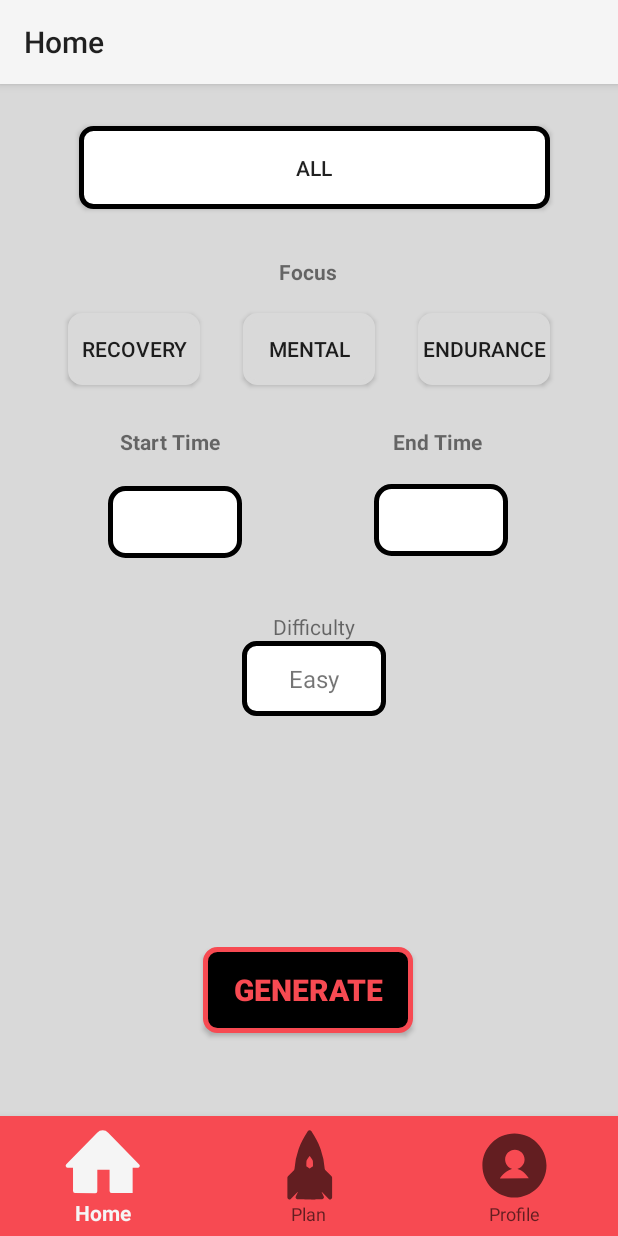
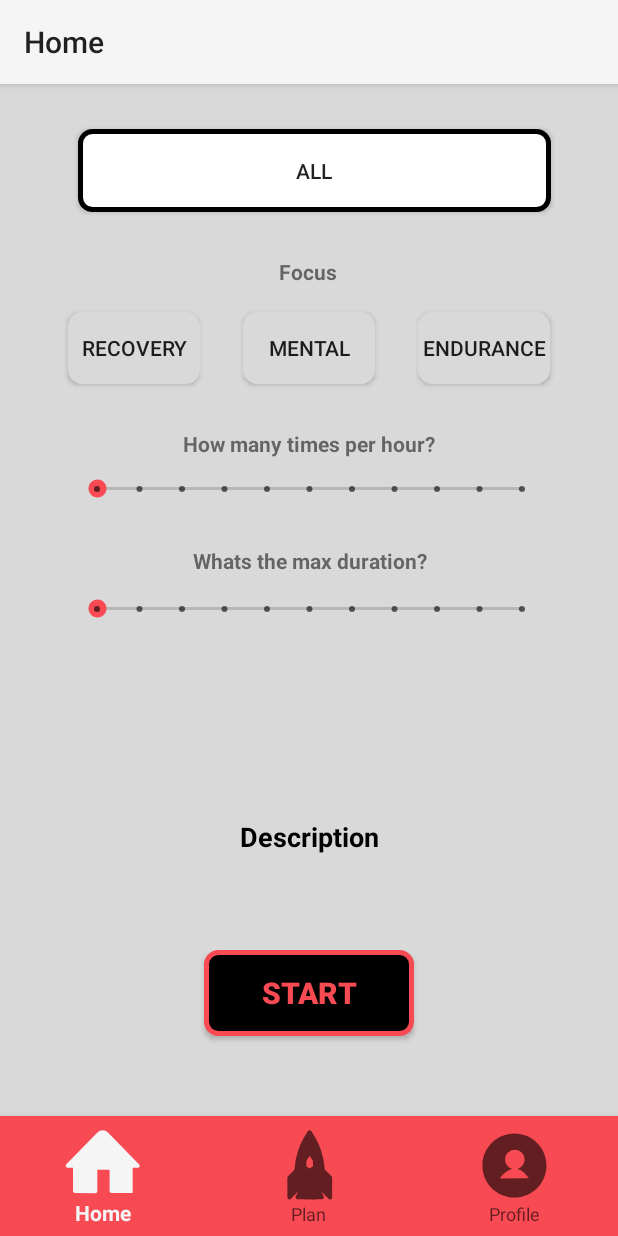
Before and after one commit to Luisob95/TeamTwoProject, an Android app: the fragment Plan_Rand_Frag placed in its activity, on a phone screen of 412 x 824 dp. Run offline under Robolectric (Android 15) with nearby library versions, the phone set to English and light mode, and no system bars; our stand-ins replace navigation-ui.

Commit message:
A total change in the logic of the random generator instead of asking the user for a time frame it and generating a plan for that time it will now be a toggle on and generate randomly while active its not fully functional yet

```diff
--- a/app/src/main/java/com/example/myapplication/fragments/plan/Plan_Rand_Frag.java
+++ b/app/src/main/java/com/example/myapplication/fragments/plan/Plan_Rand_Frag.java
@@ -1,133 +1,79 @@
 package com.example.myapplication.fragments.plan;
-import android.os.Build;
 import android.os.Bundle;
-import android.text.InputType;
 import android.view.LayoutInflater;
 import android.view.View;
 import android.view.ViewGroup;
-import android.widget.ArrayAdapter;
-import android.widget.Button;
-import android.widget.EditText;
-import android.widget.LinearLayout;
-import android.widget.Spinner;
+import android.widget.SeekBar;
 import android.widget.TextView;
 import android.widget.ToggleButton;
 import androidx.fragment.app.Fragment;
 import com.example.myapplication.R;
-import com.example.myapplication.UserManager;
-
+import com.example.myapplication.RandomizerSettings;
 
 public class Plan_Rand_Frag extends Fragment {
-    // Varriables
-    private Spinner spnDifficulty;
-    private EditText textFrequency;
-    private EditText textDuration;
-
-
     @Override
     public View onCreateView(LayoutInflater inflater, ViewGroup container, Bundle savedInstanceState) {
-        // Load Layout
+        // Initializers
         View view = inflater.inflate(R.layout.plan_rand_layout, container, false);
-        // Initializers
+        TextView description = view.findViewById(R.id.exerciseGeneraterDescription);
         ToggleButton togRandom = view.findViewById(R.id.toggle_btn);
-        LinearLayout dynamicLayout = view.findViewById(R.id.linearLayout);
         ToggleButton togRecovery = view.findViewById(R.id.tog_ExerciseType_Recovery);
         ToggleButton togMental = view.findViewById(R.id.tog_ExerciseType_Mental);
         ToggleButton togEndurance = view.findViewById(R.id.tog_ExerciseType_Endurance);
-        EditText editStartTime = view.findViewById(R.id.editTextStartTime);
-        EditText editEndTime = view.findViewById(R.id.editTextEndTime);
-        Button btnGenerate = view.findViewById(R.id.btnGenerate);
-        spnDifficulty = new Spinner(requireContext());
-        textFrequency = new EditText(requireContext());
-        textDuration = new EditText(requireContext());
-        createDifficultyBtn(dynamicLayout);
+        SeekBar seekFreq = view.findViewById(R.id.timePerHour);
+        SeekBar seekDur = view.findViewById(R.id.duration);
         // Listeners
-        // TogRandom Changes the dynamic Layout Adding or subtracking Buttons depending on the toggle state
-        togRandom.setOnCheckedChangeListener((buttonView, isChecked) -> {
-            dynamicLayout.removeAllViews();
-            if (isChecked) {
-                createDifficultyBtn(dynamicLayout);
+        // Have no Idea what to do may just make this menu the only thing on the randomizer
+        togRandom.setOnClickListener(v -> {/* Check Value if statement on boolean*/});
+        // Recovery Toggle
+        togRecovery.setOnClickListener(v -> { RandomizerSettings.setRecovery(togRecovery.isChecked()); });
+        // Mental Toggle
+        togMental.setOnClickListener(v -> { RandomizerSettings.setMental(togMental.isChecked()); });
+        // Endurance Toggle
+        togEndurance.setOnClickListener(v -> { RandomizerSettings.setEndurance(togEndurance.isChecked()); });
+        seekFreq.setOnSeekBarChangeListener(new SeekBar.OnSeekBarChangeListener() {
+            @Override
+            public void onProgressChanged(SeekBar seekBar, int progress, boolean fromUser) {
+                if(seekFreq.getProgress() != 0 || seekDur.getProgress() != 0) {
+                    seekImpossible(seekFreq, seekDur);
+                }
             }
-            else {
-                createTimeSettingsButton(dynamicLayout);
+            @Override
+            public void onStartTrackingTouch(SeekBar seekBar) {
+            }
+            @Override
+            public void onStopTrackingTouch(SeekBar seekBar) {
+                seekSaver(seekFreq,seekDur,description);
             }
         });
-        // Generate call Generate method
-        btnGenerate.setOnClickListener(v -> {
-          Object[] saved  =randomizerSaver(togRandom, togRecovery, togMental, togEndurance, editStartTime, editEndTime, spnDifficulty, textFrequency, textDuration);
-            if (Build.VERSION.SDK_INT >= Build.VERSION_CODES.O) {
-                UserManager.generatePlan(saved);
+        seekDur.setOnSeekBarChangeListener(new SeekBar.OnSeekBarChangeListener() {
+            @Override
+            public void onProgressChanged(SeekBar seekBar, int progress, boolean fromUser) {
+                if(seekDur.getProgress() != 0 || seekFreq.getProgress() != 0) {
+                    seekImpossible(seekDur, seekFreq);
+                }
+            }
+            @Override
+            public void onStartTrackingTouch(SeekBar seekBar) {
+            }
+            @Override
+            public void onStopTrackingTouch(SeekBar seekBar) {
+                seekSaver(seekFreq,seekDur,description);
+
             }
         });
+
         return view;
-
     }
     // Methods
-    // For the dynamic Layout if toggle is true
-    public void createDifficultyBtn(LinearLayout btnLayout) {
-        TextView labelDifficulty = new TextView(requireContext());
-        labelDifficulty.setText("Difficulty");
-        labelDifficulty.setTextAlignment(View.TEXT_ALIGNMENT_CENTER);
-        btnLayout.addView(labelDifficulty);
-        String[] items = {"Easy", "Medium", "Hard", "Nightmare"};
-        ArrayAdapter<String> adapter = new ArrayAdapter<>(requireContext(), R.layout.customspinner, items);
-        spnDifficulty.setAdapter(adapter);
-        spnDifficulty.setBackgroundResource(R.drawable.rounded_spinner);
-        btnLayout.addView(spnDifficulty);
+    public void seekImpossible(SeekBar moved, SeekBar notMoved) {
+        while (moved.getProgress() * notMoved.getProgress() > 60) {
+            notMoved.setProgress(notMoved.getProgress() - 1);
+        }
     }
-    // For the dynamic Layout if toggle is false
-    public void createTimeSettingsButton(LinearLayout btnLayout) {
-        TextView labelFrequency = new TextView(requireContext());
-        labelFrequency.setTextAlignment(View.TEXT_ALIGNMENT_CENTER);
-        labelFrequency.setText("Frequency");
-        btnLayout.addView(labelFrequency);
-        textFrequency.setInputType(InputType.TYPE_CLASS_NUMBER);
-        textFrequency.setBackgroundResource(R.drawable.rounded_spinner);
-        btnLayout.addView(textFrequency);
-        TextView labelDuration = new TextView(requireContext());
-        labelDuration.setText("Duration");
-        btnLayout.addView(labelDuration);
-        textDuration.setInputType(InputType.TYPE_CLASS_NUMBER);
-        textDuration.setBackgroundResource(R.drawable.rounded_spinner);
-        labelDuration.setTextAlignment(View.TEXT_ALIGNMENT_CENTER);
-        btnLayout.addView(textDuration);
-    }
-// Main Random Generator                             1                     2                        3                         4                       5                        6                    7                       8                       9
-    public Object[] randomizerSaver(ToggleButton togRandom, ToggleButton togRecovery, ToggleButton togMental, ToggleButton togEndurance, EditText textStartTime, EditText textEndTime, Spinner spnDifficulty, EditText textFrequency, EditText textDuration) {
-        Object[] saved = {0,0,0,0,0,0,0,0,0};
-        // Toggle state checks for the Exercise types
-        if(togRecovery.isChecked()){
-            saved[1] = 1;
-        }
-        if(togMental.isChecked()){
-            saved[2] = 1;
-        }
-        if(togEndurance.isChecked()){
-            saved[3] = 1;
-        }
-        // Time Saver
-        saved[4] = textStartTime.getText();
-        saved[5] = textEndTime.getText();
-        // Variation toggle check
-        if(togRandom.isChecked()){
-            saved[0] = 1;
-            if(spnDifficulty.getSelectedItem() == "Easy"){
-                saved[6] = 1;
-            }
-            else if(spnDifficulty.getSelectedItem() == "Medium"){
-                saved[6] = 2;
-            }
-            else if(spnDifficulty.getSelectedItem() == "Hard"){
-                saved[6] = 3;
-            }
-            else{
-                saved[6]= 4;
-            }
-        }
-        else{
-            saved[7] =Integer.parseInt(String.valueOf(textFrequency));
-            saved[8] =Integer.parseInt(String.valueOf(textDuration));
-        }
-        return saved;
+    public void seekSaver(SeekBar freq, SeekBar dur, TextView desc){
+        RandomizerSettings.setFrequency(freq.getProgress());
+        RandomizerSettings.setDuration(dur.getProgress());
+        desc.setText(freq.getProgress() + " breaks per hour at a max duration of " + dur.getProgress()+"min");
     }
 }
--- a/app/src/main/res/layout/plan_rand_layout.xml
+++ b/app/src/main/res/layout/plan_rand_layout.xml
@@ -8,9 +8,9 @@
 
     <ToggleButton
         android:id="@+id/toggle_btn"
-        android:layout_width="314dp"
+        android:layout_width="315dp"
         android:layout_height="55dp"
-        android:layout_marginTop="28dp"
+        android:layout_marginTop="30dp"
         android:background="@drawable/rounded_button"
         android:checked="true"
         android:contentDescription="@string/home_screen_background"
@@ -27,7 +27,7 @@
         android:layout_width="wrap_content"
         android:layout_height="wrap_content"
         android:layout_marginStart="16dp"
-        android:layout_marginTop="16dp"
+        android:layout_marginTop="15dp"
         android:background="@drawable/rounded_toggle"
         android:checked="false"
         android:contentDescription="@string/home_screen_background"
@@ -42,7 +42,7 @@
         android:id="@+id/tog_ExerciseType_Mental"
         android:layout_width="wrap_content"
         android:layout_height="wrap_content"
-        android:layout_marginTop="16dp"
+        android:layout_marginTop="15dp"
         android:background="@drawable/rounded_toggle"
         android:checked="false"
         android:contentDescription="@string/home_screen_background"
@@ -57,7 +57,7 @@
         android:id="@+id/tog_ExerciseType_Endurance"
         android:layout_width="wrap_content"
         android:layout_height="wrap_content"
-        android:layout_marginTop="16dp"
+        android:layout_marginTop="15dp"
         android:background="@drawable/rounded_toggle"
         android:checked="false"
         android:contentDescription="@string/home_screen_background"
@@ -69,65 +69,11 @@
         app:layout_constraintStart_toEndOf="@+id/tog_ExerciseType_Mental"
         app:layout_constraintTop_toBottomOf="@+id/labelTextFocus" />
 
-    <EditText
-        android:id="@+id/editTextStartTime"
-        android:layout_width="89dp"
-        android:layout_height="48dp"
-        android:layout_marginTop="20dp"
-        android:background="@drawable/rounded_edittext"
-        android:ems="10"
-        android:inputType="time"
-        app:layout_constraintEnd_toStartOf="@+id/editTextEndTime"
-        app:layout_constraintHorizontal_bias="0.45"
-        app:layout_constraintStart_toStartOf="parent"
-        app:layout_constraintTop_toBottomOf="@+id/labelTextStartTime"
-        tools:ignore="LabelFor" />
-
-    <EditText
-        android:id="@+id/editTextEndTime"
-        android:layout_width="89dp"
-        android:layout_height="48dp"
-        android:layout_marginTop="16dp"
-        android:background="@drawable/rounded_edittext"
-        android:ems="10"
-        android:inputType="time"
-        app:layout_constraintEnd_toEndOf="parent"
-        app:layout_constraintHorizontal_bias="0.773"
-        app:layout_constraintStart_toStartOf="parent"
-        app:layout_constraintTop_toBottomOf="@+id/labelTextEndTime"
-        tools:ignore="LabelFor"
-        android:autofillHints="" />
-
-    <TextView
-        android:id="@+id/labelTextEndTime"
-        android:layout_width="62dp"
-        android:layout_height="22dp"
-        android:layout_marginTop="28dp"
-        android:layout_marginEnd="88dp"
-        android:text="End Time"
-        android:textStyle="bold"
-        app:layout_constraintEnd_toEndOf="parent"
-        app:layout_constraintTop_toBottomOf="@+id/tog_ExerciseType_Mental"
-        tools:ignore="TextSizeCheck" />
-
-    <TextView
-        android:id="@+id/labelTextStartTime"
-        android:layout_width="69dp"
-        android:layout_height="19dp"
-        android:layout_marginTop="28dp"
-        android:text="Start Time"
-        android:textStyle="bold"
-        app:layout_constraintEnd_toStartOf="@+id/labelTextEndTime"
-        app:layout_constraintHorizontal_bias="0.416"
-        app:layout_constraintStart_toStartOf="parent"
-        app:layout_constraintTop_toBottomOf="@+id/tog_ExerciseType_Mental"
-        tools:ignore="TextSizeCheck" />
-
     <TextView
         android:id="@+id/labelTextFocus"
         android:layout_width="40dp"
         android:layout_height="21dp"
-        android:layout_marginTop="32dp"
+        android:layout_marginTop="30dp"
         android:text="Focus"
         android:textStyle="bold"
         app:layout_constraintEnd_toEndOf="parent"
@@ -136,7 +82,7 @@
         app:layout_constraintTop_toBottomOf="@+id/toggle_btn"
         tools:ignore="TextSizeCheck" />
 
-    <Button
+    <ToggleButton
         android:id="@+id/btnGenerate"
         android:layout_width="140dp"
         android:layout_height="57dp"
@@ -144,25 +90,91 @@
         android:drawablePadding="4dp"
         android:text="@string/generate"
         android:textColor="@color/red"
+        android:textOff="Start"
+        android:textOn="Stop"
         android:textSize="20sp"
         android:textStyle="bold"
         app:layout_constraintBottom_toBottomOf="parent"
         app:layout_constraintEnd_toEndOf="parent"
-        app:layout_constraintHorizontal_bias="0.498"
+        app:layout_constraintHorizontal_bias="0.5"
         app:layout_constraintStart_toStartOf="parent"
-        app:layout_constraintTop_toBottomOf="@+id/linearLayout"
-        app:layout_constraintVertical_bias="0.43"
+        app:layout_constraintTop_toBottomOf="@+id/exerciseGeneraterDescription"
+        app:layout_constraintVertical_bias="0.347"
         tools:ignore="TextSizeCheck" />
 
-    <LinearLayout
-        android:id="@+id/linearLayout"
-        android:layout_width="96dp"
-        android:layout_height="181dp"
-        android:layout_marginTop="36dp"
-        android:orientation="vertical"
+    <SeekBar
+        android:id="@+id/timePerHour"
+        style="@style/Widget.AppCompat.SeekBar.Discrete"
+        android:layout_width="315dp"
+        android:layout_height="100dp"
+        android:layout_marginTop="20dp"
+        android:max="10"
+        android:progress="0"
+        android:min="1"
+        android:progressTint="@color/red"
+        android:thumbTint="@color/red"
         app:layout_constraintEnd_toEndOf="parent"
-        app:layout_constraintHorizontal_bias="0.511"
+        app:layout_constraintHorizontal_bias="0.5"
         app:layout_constraintStart_toStartOf="parent"
-        app:layout_constraintTop_toBottomOf="@+id/editTextStartTime"></LinearLayout>
+        app:layout_constraintTop_toBottomOf="@+id/tog_ExerciseType_Mental" />
 
+    <SeekBar
+        android:id="@+id/duration"
+        style="@style/Widget.AppCompat.SeekBar.Discrete"
+        android:layout_width="315dp"
+        android:layout_height="100dp"
+        android:layout_marginTop="100dp"
+        android:max="10"
+        android:progress="0"
+        android:min="1"
+        android:progressTint="@color/red"
+        android:thumbTint="@color/red"
+        app:layout_constraintEnd_toEndOf="parent"
+        app:layout_constraintHorizontal_bias="0.5"
+        app:layout_constraintStart_toStartOf="parent"
+        app:layout_constraintTop_toBottomOf="@+id/tog_ExerciseType_Mental" />
+
+    <TextView
+        android:id="@+id/labelTextperHour"
+        android:layout_width="200dp"
+        android:layout_height="21dp"
+        android:layout_marginTop="30dp"
+        android:text="How many times per hour?"
+        android:textAlignment="center"
+        android:textStyle="bold"
+        app:layout_constraintEnd_toEndOf="parent"
+        app:layout_constraintHorizontal_bias="0.5"
+        app:layout_constraintStart_toStartOf="parent"
+        app:layout_constraintTop_toBottomOf="@+id/tog_ExerciseType_Mental"
+        tools:ignore="TextSizeCheck" />
+
+    <TextView
+        android:id="@+id/labelTextDuration"
+        android:layout_width="200dp"
+        android:layout_height="25dp"
+        android:layout_marginTop="108dp"
+        android:text="Whats the max duration?"
+        android:textAlignment="center"
+        android:textStyle="bold"
+        app:layout_constraintEnd_toEndOf="parent"
+        app:layout_constraintHorizontal_bias="0.5"
+        app:layout_constraintStart_toStartOf="parent"
+        app:layout_constraintTop_toBottomOf="@+id/tog_ExerciseType_Mental"
+        tools:ignore="TextSizeCheck" />
+
+    <TextView
+        android:id="@+id/exerciseGeneraterDescription"
+        android:layout_width="400dp"
+        android:layout_height="60dp"
+        android:layout_marginTop="404dp"
+        android:textSize="18dp"
+        android:text="Description"
+        android:textColor="@color/black"
+        android:textAlignment="center"
+        android:textStyle="bold"
+        app:layout_constraintEnd_toEndOf="parent"
+        app:layout_constraintHorizontal_bias="0.5"
+        app:layout_constraintStart_toStartOf="parent"
+        app:layout_constraintTop_toBottomOf="@+id/toggle_btn"
+        tools:ignore="TextSizeCheck" />
 </androidx.constraintlayout.widget.ConstraintLayout>
```
Also changed, not shown: app/src/main/java/com/example/myapplication/RandomizerSettings.java (added, +26 -0 lines), app/src/main/java/com/example/myapplication/UserManager.java (+32 -12 lines).
